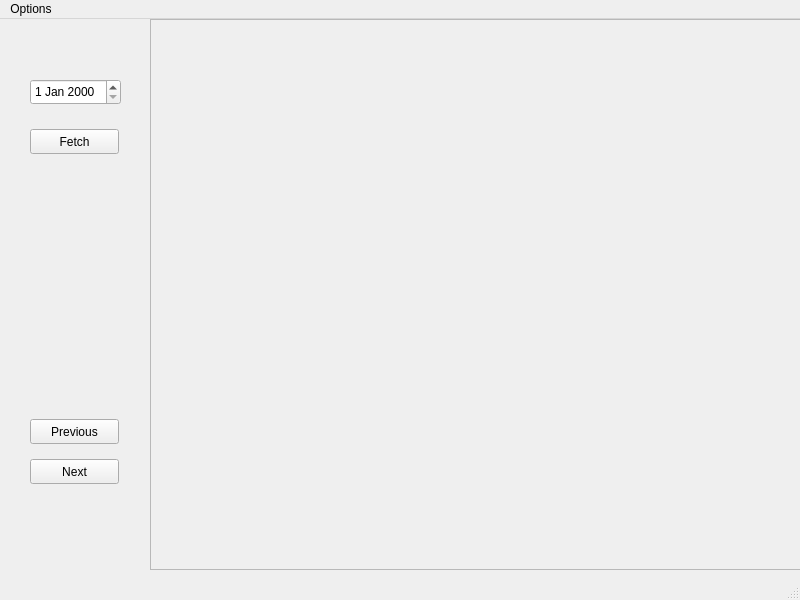
The window that base.ui (ivinjabraham/redeyes) describes before a commit, drawn with Qt 5.
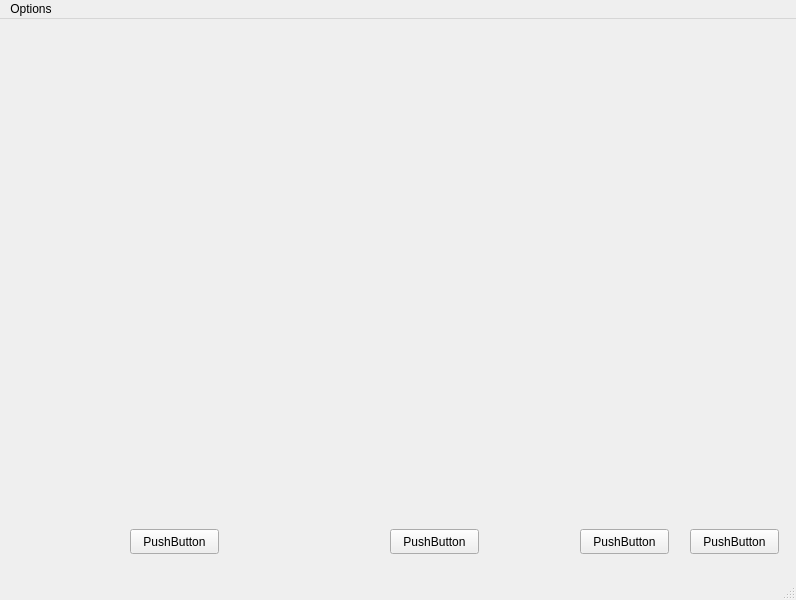
The same window after the commit.

Commit message: ADD: Image fetching and viewing GUI, put API.py in main.py

```diff
--- a/base.ui
+++ b/base.ui
@@ -6,7 +6,7 @@
    <rect>
     <x>0</x>
     <y>0</y>
-    <width>800</width>
+    <width>796</width>
     <height>600</height>
    </rect>
   </property>
@@ -14,69 +14,69 @@
    <string>MainWindow</string>
   </property>
   <widget class="QWidget" name="centralwidget">
-   <widget class="QFrame" name="frame">
-    <property name="geometry">
-     <rect>
-      <x>150</x>
-      <y>0</y>
-      <width>651</width>
-      <height>551</height>
-     </rect>
-    </property>
-    <property name="frameShape">
-     <enum>QFrame::StyledPanel</enum>
-    </property>
-    <property name="frameShadow">
-     <enum>QFrame::Raised</enum>
-    </property>
-   </widget>
    <widget class="QPushButton" name="pushButton">
     <property name="geometry">
      <rect>
-      <x>30</x>
-      <y>110</y>
+      <x>690</x>
+      <y>510</y>
       <width>89</width>
       <height>25</height>
      </rect>
     </property>
     <property name="text">
-     <string>Fetch</string>
+     <string>PushButton</string>
     </property>
    </widget>
    <widget class="QPushButton" name="pushButton_2">
     <property name="geometry">
      <rect>
-      <x>30</x>
-      <y>400</y>
+      <x>580</x>
+      <y>510</y>
       <width>89</width>
       <height>25</height>
      </rect>
     </property>
     <property name="text">
-     <string>Previous</string>
+     <string>PushButton</string>
     </property>
    </widget>
    <widget class="QPushButton" name="pushButton_3">
     <property name="geometry">
      <rect>
-      <x>30</x>
-      <y>440</y>
+      <x>390</x>
+      <y>510</y>
       <width>89</width>
       <height>25</height>
      </rect>
     </property>
     <property name="text">
-     <string>Next</string>
+     <string>PushButton</string>
     </property>
    </widget>
-   <widget class="QDateEdit" name="dateEdit">
+   <widget class="QPushButton" name="pushButton_4">
     <property name="geometry">
      <rect>
-      <x>30</x>
-      <y>60</y>
-      <width>91</width>
-      <height>26</height>
+      <x>130</x>
+      <y>510</y>
+      <width>89</width>
+      <height>25</height>
      </rect>
+    </property>
+    <property name="text">
+     <string>PushButton</string>
+    </property>
+   </widget>
+   <widget class="QLabel" name="label">
+    <property name="geometry">
+     <rect>
+      <x>-10</x>
+      <y>0</y>
+      <width>811</width>
+      <height>481</height>
+     </rect>
+    </property>
+    <property name="text">
+     <string/>
     </property>
    </widget>
   </widget>
@@ -85,7 +85,7 @@
     <rect>
      <x>0</x>
      <y>0</y>
-     <width>800</width>
+     <width>796</width>
      <height>22</height>
     </rect>
    </property>
```
Left out of the diff: 12 changed lines with no effect on the pictures. The commit also changes 4 other files.
